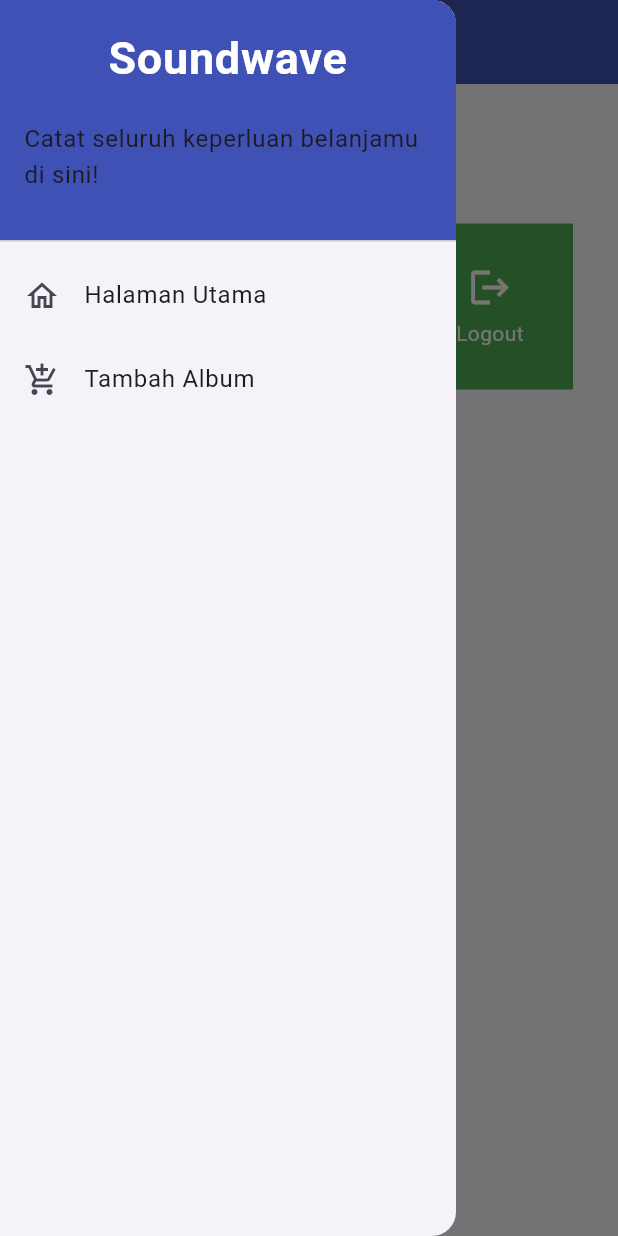
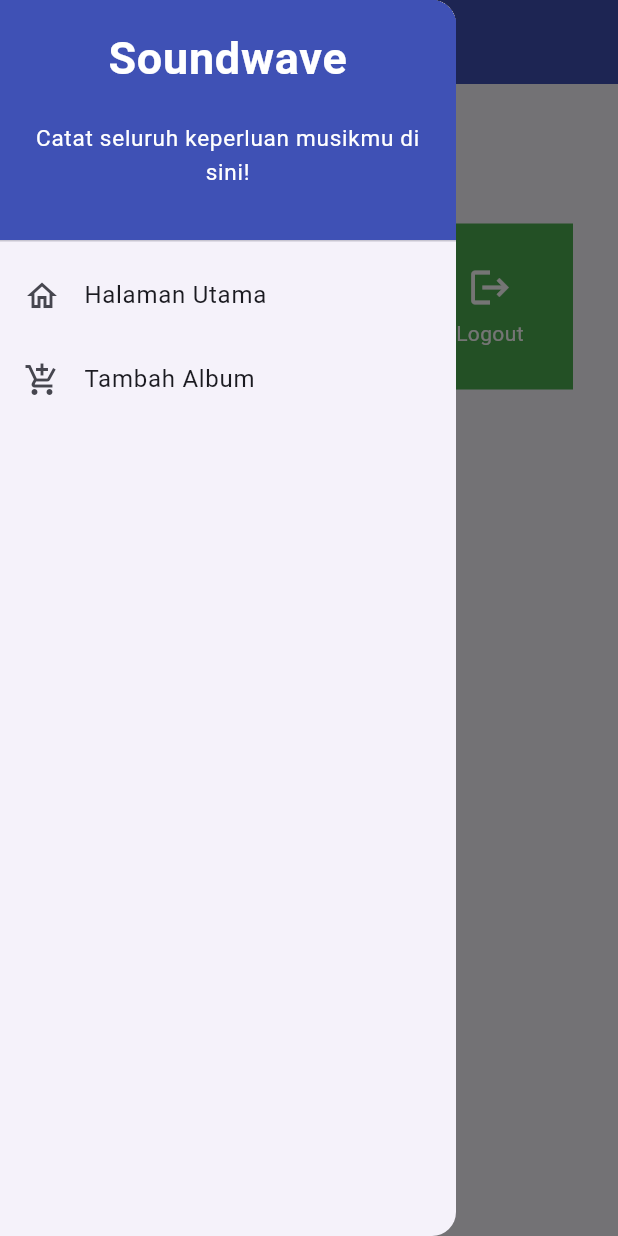
Before and after one commit to audricjohansyah/soundwave-mob, a Flutter app: the screen it shows after launch, with the side drawer open, on a phone screen of 412 x 824 dp. Run offline on Flutter 3.47's test engine with Material 2 defaults, Android fonts, the light colour scheme and no system bars.

Commit message:
Finishing README

```diff
--- a/lib/widgets/left_drawer.dart
+++ b/lib/widgets/left_drawer.dart
@@ -27,8 +27,13 @@ class LeftDrawer extends StatelessWidget {
                 ),
                 Padding(padding: EdgeInsets.all(10)),
                 Text(
-                  "Catat seluruh keperluan belanjamu di sini!",
-                  // TODO: Tambahkan gaya teks dengan center alignment, font ukuran 15, warna putih, dan weight biasa
+                  "Catat seluruh keperluan musikmu di sini!",
+                  style: TextStyle(
+                    fontSize: 15,
+                    color: Colors.white,
+                    fontWeight: FontWeight.normal,
+                  ),
+                  textAlign: TextAlign.center,
                 ),
               ],
             ),
@@ -36,7 +41,6 @@ class LeftDrawer extends StatelessWidget {
           ListTile(
             leading: const Icon(Icons.home_outlined),
             title: const Text('Halaman Utama'),
-            // Bagian redirection ke MyHomePage
             onTap: () {
               Navigator.pushReplacement(
                   context,
@@ -48,7 +52,6 @@ class LeftDrawer extends StatelessWidget {
           ListTile(
             leading: const Icon(Icons.add_shopping_cart),
             title: const Text('Tambah Album'),
-            // Bagian redirection ke ShopFormPage
             onTap: () {
               Navigator.pushReplacement(
                   context,
```
Also changed, not shown: 1 other file.
